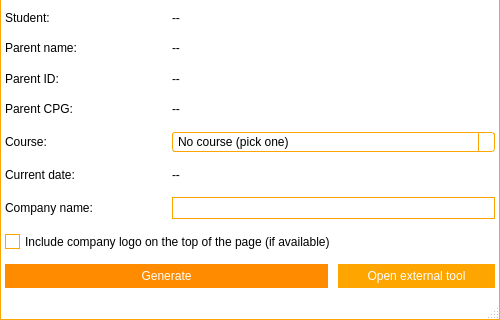
The window that frmprintcontract.ui (Nintersoft/SmartClass) describes before a commit, drawn with Qt 5.
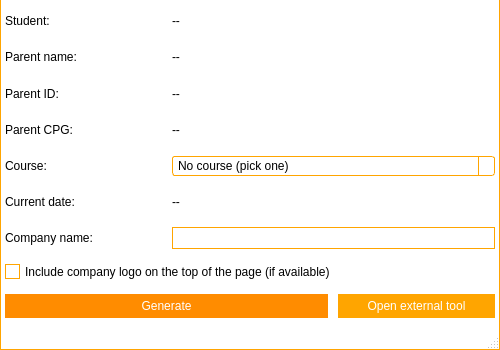
The same window after the commit. Icons and pictures are not drawn.

```diff
--- a/frmprintcontract.ui
+++ b/frmprintcontract.ui
@@ -10,19 +10,19 @@
     <x>0</x>
     <y>0</y>
     <width>500</width>
-    <height>320</height>
+    <height>350</height>
    </rect>
   </property>
   <property name="minimumSize">
    <size>
     <width>500</width>
-    <height>320</height>
+    <height>350</height>
    </size>
   </property>
   <property name="maximumSize">
    <size>
     <width>500</width>
-    <height>320</height>
+    <height>350</height>
    </size>
   </property>
   <property name="windowTitle">
@@ -580,6 +580,553 @@
 }</string>
   </property>
   <widget class="QWidget" name="centralWidget">
+   <property name="styleSheet">
+    <string notr="true">QWidget#titleBar{
+	background-color: #FFF;
+	border-top: 1px solid orange;
+	border-left: 1px solid orange;
+	border-right: 1px solid orange;
+	color: #000;
+}
+
+QWidget#centralWidget, QStatusBar{
+	background-color: #FFF;
+	border-left: 1px solid orange;
+	border-right: 1px solid orange;
+}
+
+QStatusBar{
+	border-bottom: 1px solid orange;
+}
+
+/*QTabWidget::pane {
+    border-top: 1px solid orange;
+}*/
+
+QSlider::handle:horizontal {
+    background: orange;
+}
+
+/* Vertical and horizontal line customization */
+
+QFrame[frameShape=&quot;4&quot;]
+{
+    color: orange;
+}
+
+QFrame[frameShape=&quot;5&quot;]
+{
+    color: orange;
+}
+
+/* QTabWidget elements customization */
+
+QTabWidget::pane {
+/*	border-top: 1px solid orange;*/
+	background: white;
+}
+
+QTabWidget::tab-bar {
+    left: 5px;
+}
+
+QTabBar::tab {
+	background: white;
+    min-width: 120px;
+    min-height: 20px;
+    padding: 2px;
+	border-top-left-radius: 5px;
+	border-top-right-radius: 5px;
+	margin-top: 6px;
+}
+
+QTabBar::tab:selected, QTabBar::tab:hover {
+	background: white;
+	border-top: 1px solid orange;
+	border-right: 1px solid orange;
+	border-left: 1px solid orange;
+}
+
+QTabBar::tab:selected {
+	background: white;
+	border-top: 2px solid orange;
+	border-right: 2px solid orange;
+	border-left: 2px solid orange;
+}
+
+QTabBar::tab:!selected {
+    margin-bottom: 3px;
+}
+
+QTabBar QToolButton{
+	background-color: white;
+	border: none;
+	color: black;
+}
+
+QTabBar QToolButton::hover{
+	background-color: darkorange;
+}
+
+QTabBar QToolButton::pressed{
+	background-color: orange;
+}
+
+QTabBar QToolButton::!enabled{
+	background-color: orange;
+}
+
+QWidget#tabInfo, QWidget#tabInfoLayout, QWidget#tabGeneral, QWidget#tabGeneralLayout, QWidget#tabFileLayout, QWidget#tabManagementLayout, QWidget#tabToolsLayout, QWidget#tabHelpLayout, QWidget#screenManagerLayout{
+	background: white;
+}
+
+QLineEdit{
+	border: 1px solid orange;
+	min-height: 20px;
+}
+
+QPlainTextEdit{
+	border: 1px solid orange;
+	min-height: 40px;
+}
+
+QPushButton{
+	background-color: darkorange;
+	border: 5px solid darkorange;
+	color: white;
+}
+
+QPushButton::hover{
+	background-color: orange;
+	border: 5px solid orange;
+}
+
+QPushButton::pressed{
+	background-color: darkorange;
+	border: 5px solid darkorange;
+}
+
+QPushButton::!enabled{
+	background-color: orange;
+	border: 5px solid orange;
+}
+
+/*
+	QScroll Area
+*/
+
+QScrollArea{
+	border: none;
+}
+
+QScrollArea#scrollManager{
+	border: 1px solid orange;
+	border-radius: 5px;
+}
+
+/* QScrollBar Horizontal*/
+
+QScrollBar:horizontal {
+    background: lightgray;
+    height: 10px;
+    margin: 0px 40px 0 0px;
+	border-radius: 5px;
+}
+
+QScrollBar::handle:horizontal {
+    background: orange;
+	border-radius: 5px;
+    min-width: 20px;
+}
+
+QScrollBar::add-line:horizontal {
+    background: blue;
+    width: 20px;
+    subcontrol-position: right;
+    subcontrol-origin: margin;
+	border-top-right-radius: 5px;
+	border-bottom-right-radius: 5px;
+}
+
+QScrollBar::sub-line:horizontal {
+    background: red;
+    width: 20px;
+    subcontrol-position: top right;
+    subcontrol-origin: margin;
+    position: absolute;
+    right: 20px;
+	border-top-left-radius: 5px;
+	border-bottom-left-radius: 5px;
+}
+
+QScrollBar::sub-line:horizontal:hover {
+    background: darkred;
+}
+
+QScrollBar::sub-line:horizontal:pressed {
+    background: red;
+}
+
+QScrollBar::add-line:horizontal:hover {
+    background: darkblue;
+}
+
+QScrollBar::add-line:horizontal:pressed {
+    background: blue;
+}
+
+QScrollBar:left-arrow:horizontal{
+	image: url(:/images/scrollbar/slide_left.PNG);
+    width: 10px;
+    height: 10px;
+}
+
+QScrollBar::right-arrow:horizontal {
+	image: url(:/images/scrollbar/slide_right.PNG);
+    width: 10px;
+    height: 10px;
+}
+
+QScrollBar::add-page:horizontal, QScrollBar::sub-page:horizontal {
+    background: none;
+}
+
+/* QScrollBar Vertical*/
+
+QScrollBar:vertical {
+    background: lightgray;
+    width: 10px;
+    margin: 0px 0px 40px 0px;
+	border-radius: 5px;
+}
+
+QScrollBar::handle:vertical {
+    background: orange;
+	border-radius: 5px;
+    min-width: 20px;
+}
+
+QScrollBar::add-line:vertical {
+    background: blue;
+    height: 20px;
+    subcontrol-position: bottom;
+    subcontrol-origin: margin;
+	border-bottom-right-radius: 5px;
+	border-bottom-left-radius: 5px;
+}
+
+QScrollBar::sub-line:vertical {
+    background: red;
+    height: 20px;
+    subcontrol-position: bottom right;
+    subcontrol-origin: margin;
+    position: absolute;
+    bottom: 20px;
+	border-top-right-radius: 5px;
+	border-top-left-radius: 5px;
+}
+
+QScrollBar::sub-line:vertical:hover {
+    background: darkred;
+}
+
+QScrollBar::sub-line:vertical:pressed {
+    background: red;
+}
+
+QScrollBar::add-line:vertical:hover {
+    background: darkblue;
+}
+
+QScrollBar::add-line:vertical:pressed {
+    background: blue;
+}
+
+QScrollBar:up-arrow:vertical{
+	image: url(:/images/scrollbar/slide_up.PNG);
+	width: 10px;
+    height: 10px;
+}
+
+ QScrollBar::down-arrow:vertical{
+	image: url(:/images/scrollbar/slide_down.PNG);
+	width: 10px;
+    height: 10px;
+}
+
+QScrollBar::add-page:vertical, QScrollBar::sub-page:vertical {
+    background: none;
+}
+
+/*QComboBox*/
+
+QComboBox {
+    border: 1px solid orange;
+	background: white;
+    border-radius: 3px;
+    padding: 1px 18px 1px 3px;
+    min-width: 6em;
+}
+
+QComboBox:editable {
+    background: white;
+}
+
+QComboBox:!editable, QComboBox::drop-down:editable {
+	background: white;
+}
+
+QComboBox:!editable:on, QComboBox::drop-down:editable:on {
+    background: white;
+}
+
+QComboBox:on {
+    padding-top: 3px;
+    padding-left: 4px;
+}
+
+QComboBox::drop-down {
+    subcontrol-origin: padding;
+    subcontrol-position: top right;
+    width: 15px;
+
+    border-left-width: 1px;
+    border-left-color: orange;
+    border-left-style: solid;
+    border-top-right-radius: 3px;
+    border-bottom-right-radius: 3px;
+}
+
+QComboBox::drop-down:hover {
+    background: orange;
+}
+
+QComboBox::down-arrow {
+    image: url(&quot;:/images/buttons/Down_Arrow.PNG&quot;);
+	width: 10px;
+	height: 10px;
+}
+
+QComboBox::down-arrow:on {
+    top: 1px;
+    left: 1px;
+}
+
+QComboBox QAbstractItemView {
+    border: 1px solid orange;
+    selection-background-color: orange;
+    border-top-right-radius: 3px;
+    border-bottom-right-radius: 3px;
+}
+
+QComboBox QAbstractItemView:hover {
+	color: orange;
+}
+
+/*
+ * QToolButton
+ */
+
+QToolButton {
+	background: transparent;
+	border: 1px solid transparent;
+	color: black;
+}
+
+QToolButton::hover {
+	background: darkorange;
+	border: 1px solid darkorange;
+	color: white;
+}
+
+QToolButton::pressed {
+	background: orange;
+	border: 1px solid orange;
+	color: white;
+}
+
+/* QSpinBox  QDateEdit*/
+
+QSpinBox, QDoubleSpinBox, QDateEdit, QDateTimeEdit {
+	border: 1px solid orange;
+	background: white;
+    padding-right: 15px; /* make room for the arrows */
+	border-radius: 5px;
+}
+
+QSpinBox::up-button:disabled,  QSpinBox::up-button:off,
+QSpinBox::down-button:disabled,  QSpinBox::down-button:off,
+QDoubleSpinBox::up-button:disabled,  QDoubleSpinBox::up-button:off,
+QDoubleSpinBox::down-button:disabled,  QDoubleSpinBox::down-button:off,
+QDateEdit::up-button:disabled,  QDateEdit::up-button:off,
+QDateEdit::down-button:disabled,  QDateEdit::down-button:off,
+QDateTimeEdit::up-button:disabled,  QDateTimeEdit::up-button:off,
+QDateTimeEdit::down-button:disabled,  QDateTimeEdit::down-button:off{
+	background: orange;
+}
+
+QSpinBox::up-button, QDoubleSpinBox::up-button, QDateEdit::up-button, QDateTimeEdit::up-button {
+    subcontrol-origin: border;
+    subcontrol-position: top right;
+
+    width: 16px;
+	border: 1px solid orange;
+	border-top-right-radius: 5px;
+}
+
+QSpinBox::up-button:hover, QDoubleSpinBox::up-button:hover, QDateEdit::up-button:hover, QDateTimeEdit::up-button:hover {
+	background: darkorange;
+}
+
+QSpinBox::up-button:pressed, QDoubleSpinBox::up-button:pressed, QDateEdit::up-button:pressed, QDateTimeEdit::up-button:pressed {
+	background: orange;
+}
+
+QSpinBox::up-arrow, QDoubleSpinBox::up-arrow, QDateEdit::up-arrow, QDateTimeEdit::up-arrow {
+    border-image: url(:/images/buttons/Up_Arrow.PNG) 1;
+    width: 7px;
+    height: 7px;
+}
+
+QSpinBox::up-arrow:disabled,
+QSpinBox::up-arrow:off,
+QDoubleSpinBox::up-arrow:disabled,
+QDoubleSpinBox::up-arrow:off,
+QDateEdit::up-arrow:disabled,
+QDateEdit::up-arrow:off,
+QDateTimeEdit::up-arrow:disabled,
+QDateTimeEdit::up-arrow:off {
+   background: transparent;
+}
+
+QSpinBox::down-button,
+QDoubleSpinBox::down-button,
+QDateEdit::down-button,
+QDateTimeEdit::down-button {
+    subcontrol-origin: border;
+    subcontrol-position: bottom right;
+
+    width: 16px;
+	border: 1px solid orange;
+	border-bottom-right-radius: 5px;
+}
+
+QSpinBox::down-button:hover,
+QDoubleSpinBox::down-button:hover,
+QDateEdit::down-button:hover,
+QDateTimeEdit::down-button:hover {
+	background: darkorange;
+}
+
+QSpinBox::down-button:pressed,
+QDoubleSpinBox::down-button:pressed,
+QDateEdit::down-button:pressed,
+QDateTimeEdit::down-button:pressed {
+	background: orange;
+}
+
+QSpinBox::down-arrow,
+QDoubleSpinBox::down-arrow,
+QDateEdit::down-arrow,
+QDateTimeEdit::down-arrow {
+    border-image: url(:/images/buttons/Down_Arrow.PNG) 1;
+    width: 7px;
+    height: 7px;
+}
+
+QSpinBox::down-arrow:disabled,
+QSpinBox::down-arrow:off,
+QDoubleSpinBox::down-arrow:disabled,
+QDoubleSpinBox::down-arrow:off,
+QDateEdit::down-arrow:disabled,
+QDateEdit::down-arrow:off,
+QDateTimeEdit::down-arrow:disabled,
+QDateTimeEdit::down-arrow:off {
+   background: transparent;
+}
+
+/*QCheckBox*/
+
+QCheckBox {
+    spacing: 5px;
+}
+
+QCheckBox::indicator {
+    width: 13px;
+    height: 13px;
+}
+
+QCheckBox::indicator:unchecked {
+    border: 1px solid orange;
+}
+
+QCheckBox::indicator:unchecked:hover {
+    border: 2px solid darkorange;
+}
+
+QCheckBox::indicator:unchecked:pressed {
+    border: 2px solid orange;
+}
+
+QCheckBox::indicator:checked {
+    border: 1px solid orange;
+	image: url(:/images/buttons/Close.PNG);
+}
+
+QCheckBox::indicator:checked:hover {
+    border: 2px solid darkorange;
+	image: url(:/images/buttons/Close.PNG);
+}
+
+QCheckBox::indicator:checked:pressed {
+    border: 2px solid orange;
+	image: url(:/images/buttons/Close.PNG);
+}
+
+QCheckBox::indicator:indeterminate:hover {
+    border: 2px solid darkorange;
+}
+
+QCheckBox::indicator:indeterminate:pressed {
+    border: 2px solid orange;
+}
+
+/*
+ * QTableWidget
+ */
+
+QTableWidget{
+	border: 1px solid orange;
+}
+
+/*
+ * QGroupBox
+ */
+
+QGroupBox {
+    border: 1px solid orange;
+    border-radius: 2px;
+    margin-top: 10px;
+    padding-top: 10px;
+}
+
+QGroupBox::title {
+    subcontrol-origin: margin;
+    subcontrol-position: top middle; /* position at the top center */
+    padding: 5px;
+    background-color: white;
+	border: 1px solid orange;
+	border-radius: 2px;
+}
+
+/*
+ * QListWidget
+ */
+
+QListWidget {
+    border: 1px solid orange;
+}</string>
+   </property>
    <layout class="QGridLayout" name="gridLayout">
     <property name="leftMargin">
      <number>0</number>
```
